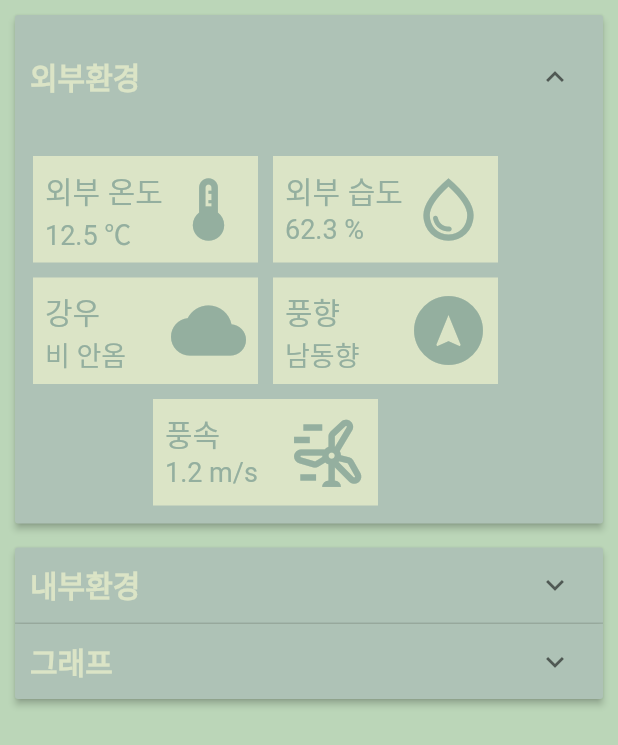
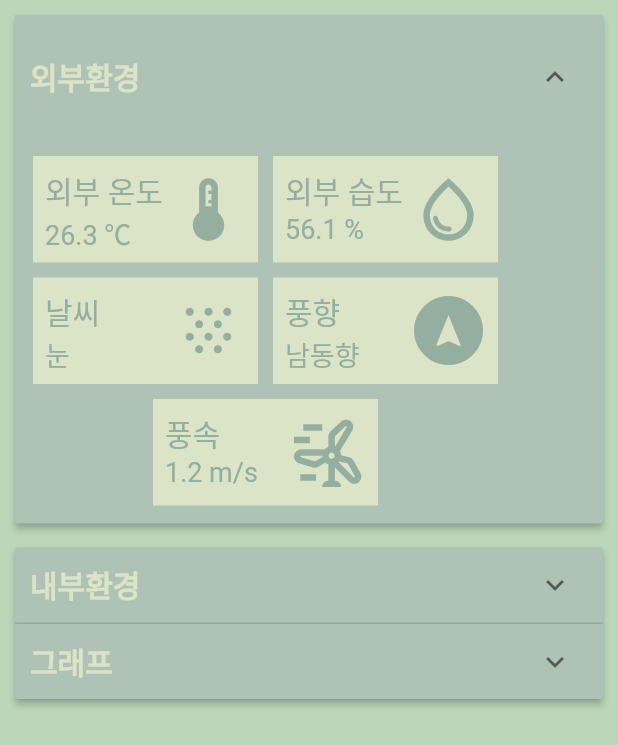
Before and after one commit to 4ix/ai_project_smartfarm, a Flutter app: the SensorScreen screen opened directly, on a phone screen of 412 x 824 dp. Shown: the top 745 px of the screen. Run offline on Flutter 3.47's test engine with Material 2 defaults, Android fonts, the phone set to English and light mode, and no system bars; our stand-ins replace fl_chart.

Commit message:
externals.json 파일에서 외부환경 정보 가져오는 것으로 변경

```diff
--- a/assets/json/external.json
+++ b/assets/json/externals.json
@@ -2,7 +2,7 @@
   {
     "temperature": 26.3,
     "humidity": 56.1,
-    "weather": "맑음",
+    "weather": "눈",
     "wind_direction": "남동향",
     "wind_speed": 1.2
   }
--- a/lib/models/external_model.dart
+++ b/lib/models/external_model.dart
@@ -2,9 +2,9 @@ class ExternalModel {
   late final temperature, humidity, weather, wind_direction, wind_speed;
 
   ExternalModel.fromJson(Map<String, dynamic> json)
-      : temperature = json['temerature'],
+      : temperature = json['temperature'],
         humidity = json['humidity'],
-        weather = json['weater'],
+        weather = json['weather'],
         wind_direction = json['wind_direction'],
         wind_speed = json['wind_speed'];
 }
--- a/lib/screens/external_sensor_screen.dart
+++ b/lib/screens/external_sensor_screen.dart
@@ -1,12 +1,63 @@
 import 'package:flutter/material.dart';
+import 'package:smartfarm/models/external_model.dart';
+import '../services/api_service.dart';
 
-class ExternalSensor extends StatelessWidget {
+class ExternalSensor extends StatefulWidget {
   const ExternalSensor({
     super.key,
   });
 
   @override
+  State<ExternalSensor> createState() => _ExternalSensorState();
+}
+
+class _ExternalSensorState extends State<ExternalSensor> {
+  final Future<List<ExternalModel>> externals = ApiService.getExternals();
+
+  @override
   Widget build(BuildContext context) {
+    return FutureBuilder(
+      future: externals,
+      builder: (context, snapshot) {
+        if (snapshot.hasData) {
+          return ExternalWidget(
+            externalSnapshot: snapshot,
+          );
+        }
+        return const Center(
+          child: CircularProgressIndicator(),
+        );
+      },
+    );
+  }
+}
+
+class ExternalWidget extends StatelessWidget {
+  const ExternalWidget({
+    super.key,
+    required this.externalSnapshot,
+  });
+
+  final AsyncSnapshot<List<ExternalModel>> externalSnapshot;
+
+  @override
+  Widget build(BuildContext context) {
+    IconData iconData;
+    switch (externalSnapshot.data![0].weather) {
+      case '맑음':
+        iconData = Icons.sunny;
+        break;
+      case '흐림':
+        iconData = Icons.cloud;
+        break;
+      case '비':
+        iconData = Icons.water;
+      case '눈':
+        iconData = Icons.snowing;
+      default:
+        iconData = Icons.error;
+    }
+
     return Padding(
       padding: const EdgeInsets.all(12),
       child: Column(
@@ -23,15 +74,15 @@ class ExternalSensor extends StatelessWidget {
                         decoration: const BoxDecoration(
                           color: Color(0XFFDBE4C6),
                         ),
-                        child: const Padding(
-                          padding: EdgeInsets.all(8.0),
+                        child: Padding(
+                          padding: const EdgeInsets.all(8.0),
                           child: Row(
                             mainAxisAlignment: MainAxisAlignment.spaceBetween,
                             children: [
                               Column(
                                 crossAxisAlignment: CrossAxisAlignment.start,
                                 children: [
-                                  Text(
+                                  const Text(
                                     '외부 온도',
                                     style: TextStyle(
                                       fontSize: 20,
@@ -39,15 +90,15 @@ class ExternalSensor extends StatelessWidget {
                                     ),
                                   ),
                                   Text(
-                                    '12.5 ℃',
-                                    style: TextStyle(
+                                    '${externalSnapshot.data![0].temperature} ℃',
+                                    style: const TextStyle(
                                       fontSize: 18,
                                       color: Color(0XFF94AF9F),
                                     ),
                                   ),
                                 ],
                               ),
-                              Icon(
+                              const Icon(
                                 Icons.device_thermostat_outlined,
                                 size: 50,
                                 color: Color(0XFF94AF9F),
@@ -65,15 +116,15 @@ class ExternalSensor extends StatelessWidget {
                         decoration: const BoxDecoration(
                           color: Color(0XFFDBE4C6),
                         ),
-                        child: const Padding(
-                          padding: EdgeInsets.all(8.0),
+                        child: Padding(
+                          padding: const EdgeInsets.all(8.0),
                           child: Row(
                             mainAxisAlignment: MainAxisAlignment.spaceBetween,
                             children: [
                               Column(
                                 crossAxisAlignment: CrossAxisAlignment.start,
                                 children: [
-                                  Text(
+                                  const Text(
                                     '외부 습도',
                                     style: TextStyle(
                                       fontSize: 20,
@@ -81,15 +132,15 @@ class ExternalSensor extends StatelessWidget {
                                     ),
                                   ),
                                   Text(
-                                    '62.3 %',
-                                    style: TextStyle(
+                                    '${externalSnapshot.data![0].humidity} %',
+                                    style: const TextStyle(
                                       fontSize: 18,
                                       color: Color(0XFF94AF9F),
                                     ),
                                   ),
                                 ],
                               ),
-                              Icon(
+                              const Icon(
                                 Icons.water_drop_outlined,
                                 size: 50,
                                 color: Color(0XFF94AF9F),
@@ -112,24 +163,24 @@ class ExternalSensor extends StatelessWidget {
                         decoration: const BoxDecoration(
                           color: Color(0XFFDBE4C6),
                         ),
-                        child: const Padding(
-                          padding: EdgeInsets.all(8.0),
+                        child: Padding(
+                          padding: const EdgeInsets.all(8.0),
                           child: Row(
                             mainAxisAlignment: MainAxisAlignment.spaceBetween,
                             children: [
                               Column(
                                 crossAxisAlignment: CrossAxisAlignment.start,
                                 children: [
-                                  Text(
-                                    '강우',
+                                  const Text(
+                                    '날씨',
                                     style: TextStyle(
                                       fontSize: 20,
                                       color: Color(0XFF94AF9F),
                                     ),
                                   ),
                                   Text(
-                                    '비 안옴',
-                                    style: TextStyle(
+                                    '${externalSnapshot.data![0].weather}',
+                                    style: const TextStyle(
                                       fontSize: 18,
                                       color: Color(0XFF94AF9F),
                                     ),
@@ -137,9 +188,9 @@ class ExternalSensor extends StatelessWidget {
                                 ],
                               ),
                               Icon(
-                                Icons.wb_cloudy,
+                                iconData,
                                 size: 50,
-                                color: Color(0XFF94AF9F),
+                                color: const Color(0XFF94AF9F),
                               ),
                             ],
                           ),
@@ -154,15 +205,15 @@ class ExternalSensor extends StatelessWidget {
                         decoration: const BoxDecoration(
                           color: Color(0XFFDBE4C6),
                         ),
-                        child: const Padding(
-                          padding: EdgeInsets.all(8.0),
+                        child: Padding(
+                          padding: const EdgeInsets.all(8.0),
                           child: Row(
                             mainAxisAlignment: MainAxisAlignment.spaceBetween,
                             children: [
                               Column(
                                 crossAxisAlignment: CrossAxisAlignment.start,
                                 children: [
-                                  Text(
+                                  const Text(
                                     '풍향',
                                     style: TextStyle(
                                       fontSize: 20,
@@ -170,15 +221,15 @@ class ExternalSensor extends StatelessWidget {
                                     ),
                                   ),
                                   Text(
-                                    '남동향',
-                                    style: TextStyle(
+                                    '${externalSnapshot.data![0].wind_direction}',
+                                    style: const TextStyle(
                                       fontSize: 18,
                                       color: Color(0XFF94AF9F),
                                     ),
                                   ),
                                 ],
                               ),
-                              Icon(
+                              const Icon(
                                 Icons.assistant_navigation,
                                 size: 50,
                                 color: Color(0XFF94AF9F),
@@ -201,15 +252,15 @@ class ExternalSensor extends StatelessWidget {
                         decoration: const BoxDecoration(
                           color: Color(0XFFDBE4C6),
                         ),
-                        child: const Padding(
-                          padding: EdgeInsets.all(8.0),
+                        child: Padding(
+                          padding: const EdgeInsets.all(8.0),
                           child: Row(
                             mainAxisAlignment: MainAxisAlignment.spaceBetween,
                             children: [
                               Column(
                                 crossAxisAlignment: CrossAxisAlignment.start,
                                 children: [
-                                  Text(
+                                  const Text(
                                     '풍속',
                                     style: TextStyle(
                                       fontSize: 20,
@@ -217,15 +268,15 @@ class ExternalSensor extends StatelessWidget {
                                     ),
                                   ),
                                   Text(
-                                    '1.2 m/s',
-                                    style: TextStyle(
+                                    '${externalSnapshot.data![0].wind_speed} m/s',
+                                    style: const TextStyle(
                                       fontSize: 18,
                                       color: Color(0XFF94AF9F),
                                     ),
                                   ),
                                 ],
                               ),
-                              Icon(
+                              const Icon(
                                 Icons.wind_power_outlined,
                                 size: 50,
                                 color: Color(0XFF94AF9F),
--- a/lib/services/api_service.dart
+++ b/lib/services/api_service.dart
@@ -1,6 +1,7 @@
 import 'dart:convert';
 
 import 'package:flutter/services.dart';
+import 'package:smartfarm/models/external_model.dart';
 // import 'package:http/http.dart' as http;
 
 import 'package:smartfarm/models/users_model.dart';
@@ -35,4 +36,18 @@ class ApiService {
     // }
     // throw Error();
   }
+
+  static Future<List<ExternalModel>> getExternals() async {
+    List<ExternalModel> usersInstance = [];
+
+    // 더미 Json 긁어오는 방법
+    String jsonString =
+        await rootBundle.loadString('assets/json/externals.json');
+    final jsonResponse = json.decode(jsonString);
+    for (var user in jsonResponse) {
+      final instance = ExternalModel.fromJson(user);
+      usersInstance.add(instance);
+    }
+    return usersInstance;
+  }
 }
--- a/pubspec.yaml
+++ b/pubspec.yaml
@@ -37,6 +37,7 @@ dependencies:
   cupertino_icons: ^1.0.2
   fl_chart: ^0.62.0
   http: ^0.13.5
+  weather_icons: ^3.0.0
 
 dev_dependencies:
   flutter_test:
```
Also changed, not shown: pubspec.lock.
